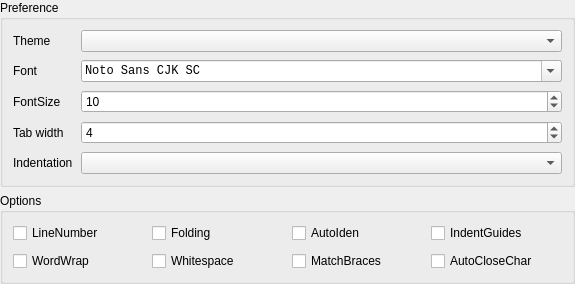
The window that src/settings/qeditconfig.ui (Wing-summer/WingHexExplorer2) describes before a commit, drawn with Qt 5.
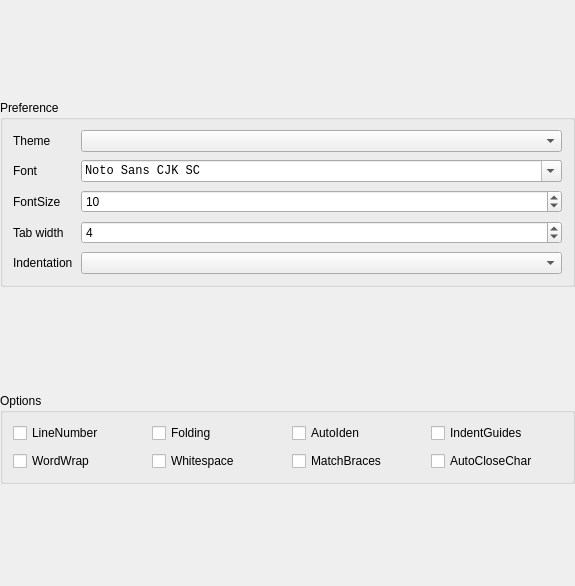
The same window after the commit.

Patch:
```diff
--- a/src/settings/qeditconfig.ui
+++ b/src/settings/qeditconfig.ui
@@ -12,7 +12,7 @@
   </property>
   <layout class="QVBoxLayout" name="layoutEdit">
    <property name="sizeConstraint">
-    <enum>QLayout::SizeConstraint::SetMinAndMaxSize</enum>
+    <enum>QLayout::SizeConstraint::SetMinimumSize</enum>
    </property>
    <property name="leftMargin">
     <number>0</number>
@@ -38,6 +38,9 @@
       <string>Preference</string>
      </property>
      <layout class="QFormLayout" name="formLayout">
+      <property name="sizeConstraint">
+       <enum>QLayout::SizeConstraint::SetMinimumSize</enum>
+      </property>
       <property name="horizontalSpacing">
        <number>8</number>
       </property>
@@ -179,6 +182,9 @@
       <string>Options</string>
      </property>
      <layout class="QGridLayout" name="gridLayout">
+      <property name="sizeConstraint">
+       <enum>QLayout::SizeConstraint::SetMinimumSize</enum>
+      </property>
       <property name="leftMargin">
        <number>10</number>
       </property>
```
